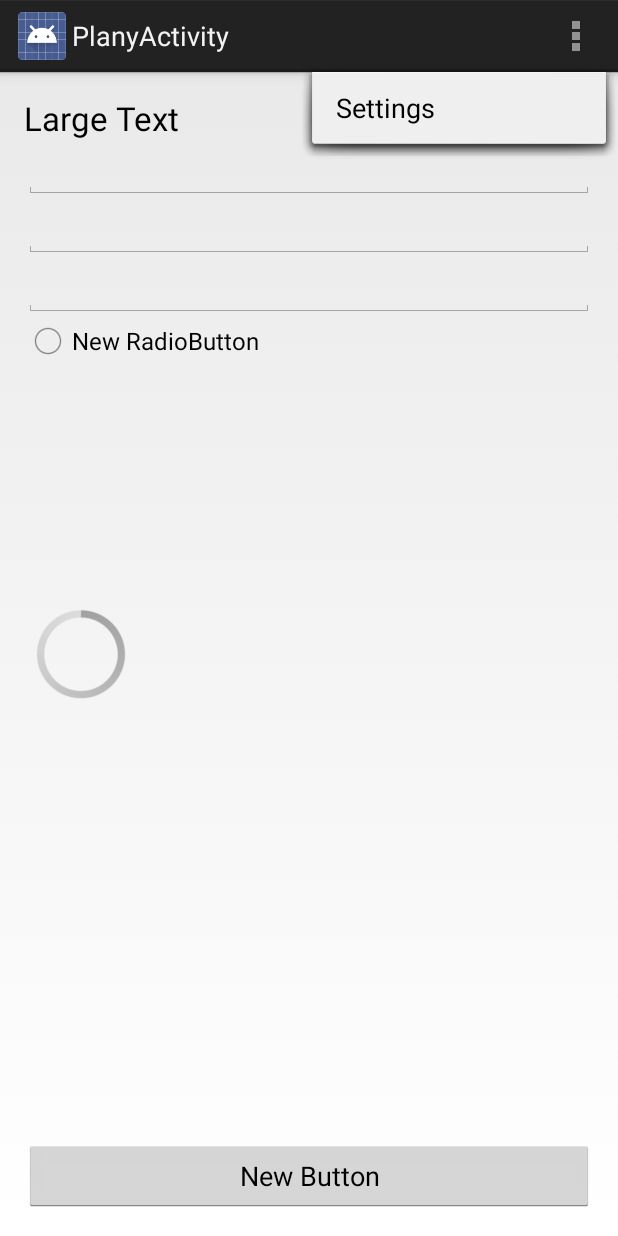
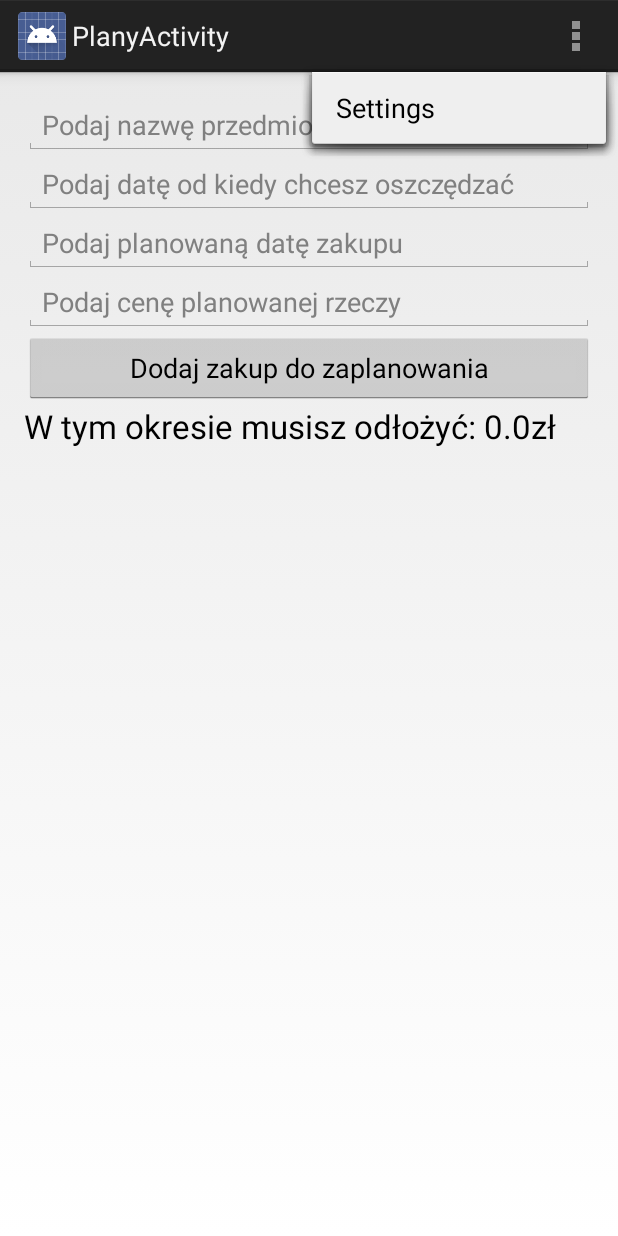
Before and after one commit to gugusz/SZDBudget, an Android app: the PlanyActivity screen opened directly, with no data from a screen before it, with the options menu open, on a phone screen of 412 x 824 dp. Run offline under Robolectric (Android 15) with nearby library versions, the phone set to English and light mode, and no system bars.

Commit message:
Już więcej nie piszę póki nie zaliczymy IO
Dużo działa, nie ma tylko zestawieani z wykresami

```diff
--- a/MBAZ/src/main/java/android/szdb/mbaz/CBazaSystem.java
+++ b/MBAZ/src/main/java/android/szdb/mbaz/CBazaSystem.java
@@ -25,7 +25,7 @@ public class CBazaSystem {
     private String[] KWY_REKORD = {CDatabaseManager.KWY_ID, CDatabaseManager.KWY_NAZWA};
     private String[] SUBKATEGORIA_REKORD = {CDatabaseManager.SUB_ID, CDatabaseManager.SUB_NAZWA};
     private String[] WYDATKI_REKORD = {CDatabaseManager.WYDATKI_ID, CDatabaseManager.WYDATKI_KWOTA, CDatabaseManager.WYDATKI_DATA, CDatabaseManager.KWY_ID_FK_WYDATKI, CDatabaseManager.SUB_ID_FK_WYDATKI};
-    private String[] PLANOWANIE_REKORD = {CDatabaseManager.PLANOWANIE_ID, CDatabaseManager.PLANOWANIE_NAZWA, CDatabaseManager.PLANOWANIE_OD, CDatabaseManager.PLANOWANIE_DATA_ZAK};
+    private String[] PLANOWANIE_REKORD = {CDatabaseManager.PLANOWANIE_ID, CDatabaseManager.PLANOWANIE_NAZWA, CDatabaseManager.PLANOWANIE_OD, CDatabaseManager.PLANOWANIE_DATA_ZAK, CDatabaseManager.PLANOWANIE_CENA};
 
     public CBazaSystem(Context context){
         dbManager = new CDatabaseManager(context);
@@ -305,6 +305,7 @@ public class CBazaSystem {
         pla.setPLA_NazwaPrzedmiotu(k.getString(1));
         pla.setPLA_Od(k.getString(2));
         pla.setPLA_DataZakupu(k.getString(3));
+        pla.setPLA_Cena(k.getFloat(4));
         return pla;
     }
 
--- a/MBAZ/src/main/java/android/szdb/mbaz/CDatabaseManager.java
+++ b/MBAZ/src/main/java/android/szdb/mbaz/CDatabaseManager.java
@@ -47,6 +47,7 @@ public class CDatabaseManager extends SQLiteOpenHelper{
     public static  final  String PLANOWANIE_NAZWA = "PLA_NazwaPrzedmiotu";
     public static  final  String PLANOWANIE_OD = "PLA_Od";
     public static  final  String PLANOWANIE_DATA_ZAK = "PLA_DataZakupu";
+    public static  final  String PLANOWANIE_CENA = "PLA_Cena";
 
     //Tworzenie bazy
     private static final String DB_NAZWA = "SZDM.db";
@@ -58,7 +59,7 @@ public class CDatabaseManager extends SQLiteOpenHelper{
     private static final String CREATE_TABLE_KWY = "CREATE TABLE " + TABLE_KWY + "(" + KWY_ID + " INTEGER PRIMARY KEY AUTOINCREMENT," + KWY_NAZWA + " TEXT" + ")";
     private static final String CREATE_TABLE_SUBKATEGORIA = "CREATE TABLE " + TABLE_SUB + "(" + SUB_ID + " INTEGER PRIMARY KEY AUTOINCREMENT," + SUB_NAZWA + " TEXT" + ")";
     private static final String CREATE_TABLE_WYDATKI = "CREATE TABLE " + TABLE_WYDATKI + "(" + WYDATKI_ID + " INTEGER PRIMARY KEY AUTOINCREMENT," + WYDATKI_KWOTA + " REAL," + WYDATKI_DATA + " TEXT," + KWY_ID_FK_WYDATKI + " INTEGER NOT NULL, " + SUB_ID_FK_WYDATKI + " INTEGER, FOREIGN KEY(" + SUB_ID_FK_WYDATKI + ")" + "REFERENCES " + TABLE_SUB + "(" + SUB_ID + "), FOREIGN KEY(" + KWY_ID_FK_WYDATKI + ")" + "REFERENCES " + TABLE_KWY + "(" + KWY_ID + ")"+ ")";
-    private static final String CREATE_TABLE_PLANOWANIE = "CREATE TABLE " + TABLE_PLANOWANIE + "(" + PLANOWANIE_ID + " INTEGER PRIMARY KEY AUTOINCREMENT," + PLANOWANIE_NAZWA + " TEXT," + PLANOWANIE_OD + " TEXT," + PLANOWANIE_DATA_ZAK + "TEXT" +")";
+    private static final String CREATE_TABLE_PLANOWANIE = "CREATE TABLE " + TABLE_PLANOWANIE + "(" + PLANOWANIE_ID + " INTEGER PRIMARY KEY AUTOINCREMENT," + PLANOWANIE_NAZWA + " TEXT," + PLANOWANIE_OD + " TEXT," + PLANOWANIE_DATA_ZAK + " TEXT," + PLANOWANIE_CENA + " TEXT" + ")";
 
     //USTALENIE WERSJI - nie zmieniamy
     private static final int DB_WERSJA = 2;
--- a/MBAZ/src/main/java/android/szdb/mbaz/PlanyActivity.java
+++ b/MBAZ/src/main/java/android/szdb/mbaz/PlanyActivity.java
@@ -2,12 +2,21 @@ package android.szdb.mbaz;
 
 import android.app.Activity;
 import android.os.Bundle;
+import android.view.ContextMenu;
 import android.view.Menu;
 import android.view.MenuItem;
 import android.view.View;
+import android.widget.AdapterView;
+import android.widget.ArrayAdapter;
 import android.widget.Button;
 import android.widget.EditText;
+import android.widget.ListView;
+import android.widget.TextView;
 import android.widget.Toast;
+
+import java.text.DateFormat;
+import java.util.Date;
+import java.util.List;
 
 
 public class PlanyActivity extends Activity implements View.OnClickListener{
@@ -15,20 +24,34 @@ public class PlanyActivity extends Activity implements View.OnClickListener{
     private EditText nazwa;
     private EditText od;
     private EditText dataZakupu;
+    private EditText cena;
     private Button buttonDodaj;
     private CBazaSystem bazaDanych;
+    private TextView wynik;
+    private ListView listaViewPlany;
+    private List<CPlanowanie> lista;
+    private ArrayAdapter<CPlanowanie> adapter;
     @Override
     protected void onCreate(Bundle savedInstanceState) {
         super.onCreate(savedInstanceState);
         setContentView(R.layout.activity_plany);
-        nazwa = (EditText)findViewById(R.id.editTextPlany1);
-        od = (EditText)findViewById(R.id.editTextPlany2);
-        dataZakupu = (EditText)findViewById(R.id.editTextPlanowanie3);
-        buttonDodaj = (Button)findViewById(R.id.buttonPlany);
+        nazwa = (EditText)findViewById(R.id.editTextPlanowanieCo);
+        od = (EditText)findViewById(R.id.editTextPlanyOd);
+        dataZakupu = (EditText)findViewById(R.id.editTextPlanyDo);
+        cena = (EditText)findViewById(R.id.editTextPlanyCena);
+        buttonDodaj = (Button)findViewById(R.id.buttonPlanyDodaj);
+        listaViewPlany = (ListView) findViewById(R.id.listViewPlany);
+        wynik = (TextView) findViewById(R.id.textViewWynik);
+        wynik.setText("W tym okresie musisz odłożyć: " + this.obliczKwote() + "zł");
 
         bazaDanych = new CBazaSystem(this);
         bazaDanych.open();
         buttonDodaj.setOnClickListener(this);
+        registerForContextMenu(listaViewPlany);
+
+        lista = bazaDanych.zwrocPlany();
+        adapter = new ArrayAdapter<CPlanowanie>(this, android.R.layout.simple_list_item_1, lista);
+        listaViewPlany.setAdapter(adapter);
     }
 
 
@@ -55,10 +78,52 @@ public class PlanyActivity extends Activity implements View.OnClickListener{
     public void onClick(View view) {
 
         switch (view.getId()){
-            case R.id.buttonPlany:
-                //Toast.makeText(this,nazwa.getText().toString()+ od.getText().toString()+ dataZakupu.getText().toString(),Toast.LENGTH_SHORT).show();
-                //CPlanowanie newPlan = bazaDanych.dodajPlan(nazwa.getText().toString(), od.getText().toString(), dataZakupu.getText().toString());
+            case R.id.buttonPlanyDodaj:
+                if (od.getText().toString().matches("")) {
+                    od.setText(DateFormat.getDateInstance().format(new Date()));
+                }
+                ArrayAdapter<CPlanowanie> adapter = (ArrayAdapter<CPlanowanie>) listaViewPlany.getAdapter();
+                CPlanowanie pla = bazaDanych.dodajPlan(nazwa.getText().toString(), od.getText().toString(), dataZakupu.getText().toString());
+                adapter.add(pla);
+                od.setHint("Podaj datę od kiedy chcesz oszczędzać");
+                od.setText("");
+                dataZakupu.setHint("Podaj planowaną datę zakupu");
+                dataZakupu.setText("");
+                nazwa.setHint("Podaj nazwę przedmiotu");
+                nazwa.setText("");
+                cena.setHint("Podaj cenę planowanej rzeczy");
+                cena.setText("");
+                wynik.setText("W tym okresie musisz odłożyć: " + this.obliczKwote() + "zł");
                 break;
         }
     }
+    @Override
+    public void onCreateContextMenu(ContextMenu menu, View v, ContextMenu.ContextMenuInfo menuInfo) {
+        super.onCreateContextMenu(menu, v, menuInfo);
+        menu.setHeaderTitle("Wybierz czynność:");
+        menu.add(0, v.getId(), 0, "Usuń wpis");
+        menu.add(0, v.getId(), 0, "Edytuj wpis");
+    }
+
+    @Override
+    public boolean onContextItemSelected(MenuItem item) {
+        if(item.getTitle()=="Usuń wpis") {
+            AdapterView.AdapterContextMenuInfo info = (AdapterView.AdapterContextMenuInfo) item.getMenuInfo();
+            int index = info.position;
+                bazaDanych.usunPlan(lista.get(index));
+                lista.remove(index);
+                adapter.notifyDataSetChanged();
+        }
+        else if(item.getTitle()=="Edytuj wpis"){
+            AdapterView.AdapterContextMenuInfo info = (AdapterView.AdapterContextMenuInfo) item.getMenuInfo();
+            int index = info.position;
+            Toast.makeText(this,String.valueOf(index),Toast.LENGTH_SHORT).show();
+        }
+        else {return false;}
+        return true;
+    }
+
+    private float obliczKwote() {
+        return 0.0f;
+    }
 }
--- a/MBAZ/src/main/res/layout/activity_plany.xml
+++ b/MBAZ/src/main/res/layout/activity_plany.xml
@@ -8,21 +8,13 @@
     android:paddingBottom="@dimen/activity_vertical_margin"
     tools:context="android.szdb.mbaz.PlanyActivity">
 
-    <TextView
-        android:layout_width="wrap_content"
-        android:layout_height="wrap_content"
-        android:textAppearance="?android:attr/textAppearanceLarge"
-        android:text="Large Text"
-        android:id="@+id/textView"
-        android:layout_alignParentTop="true"
-        android:layout_alignParentStart="true"
-        android:editable="false" />
-
     <EditText
         android:layout_width="wrap_content"
         android:layout_height="wrap_content"
-        android:id="@+id/editTextPlany1"
-        android:layout_below="@+id/textView"
+        android:id="@+id/editTextPlanyOd"
+        android:hint="@string/editTextPlanyOd"
+        android:inputType="date"
+        android:layout_below="@+id/editTextPlanowanieCo"
         android:layout_alignParentStart="true"
         android:layout_alignParentEnd="true" />
 
@@ -31,43 +23,59 @@
         android:layout_height="wrap_content"
         android:inputType="date"
         android:ems="10"
-        android:id="@+id/editTextPlany2"
-        android:layout_below="@+id/editTextPlany1"
+        android:id="@+id/editTextPlanyDo"
+        android:layout_below="@+id/editTextPlanyOd"
         android:layout_alignParentStart="true"
+        android:hint="@string/editTextPlanyDo"
         android:layout_alignParentEnd="true" />
 
     <EditText
         android:layout_width="wrap_content"
         android:layout_height="wrap_content"
-        android:inputType="date"
         android:ems="10"
-        android:id="@+id/editTextPlanowanie3"
-        android:layout_below="@+id/editTextPlany2"
+        android:id="@+id/editTextPlanowanieCo"
+        android:hint="@string/editTextPlanyCo"
+        android:inputType="text"
+        android:layout_alignParentTop="true"
         android:layout_alignParentStart="true"
-        android:layout_alignParentEnd="true" />
+        android:layout_alignEnd="@+id/editTextPlanyOd" />
+
+    <EditText
+        android:layout_width="wrap_content"
+        android:layout_height="wrap_content"
+        android:inputType="numberDecimal"
+        android:ems="10"
+        android:id="@+id/editTextPlanyCena"
+        android:hint="@string/editTextPlanyCena"
+        android:layout_below="@+id/editTextPlanyDo"
+        android:layout_alignParentStart="true"
+        android:layout_alignEnd="@+id/editTextPlanyDo" />
 
     <Button
         android:layout_width="wrap_content"
         android:layout_height="wrap_content"
-        android:text="New Button"
-        android:id="@+id/buttonPlany"
-        android:layout_alignParentBottom="true"
-        android:layout_alignParentStart="true"
-        android:layout_alignParentEnd="true" />
+        android:text="@string/buttonPlanyDodaj"
+        android:id="@+id/buttonPlanyDodaj"
+        android:layout_below="@+id/editTextPlanyCena"
+        android:layout_alignEnd="@+id/editTextPlanyCena"
+        android:layout_alignParentStart="true" />
 
-    <RadioButton
+    <TextView
+        android:layout_width="wrap_content"
+        android:layout_height="60dp"
+        android:textAppearance="?android:attr/textAppearanceLarge"
+        android:text="@string/textViewWynik"
+        android:id="@+id/textViewWynik"
+        android:layout_below="@+id/buttonPlanyDodaj"
+        android:layout_alignEnd="@+id/listViewPlany"
+        android:layout_alignParentStart="true" />
+
+    <ListView
         android:layout_width="wrap_content"
         android:layout_height="wrap_content"
-        android:text="New RadioButton"
-        android:id="@+id/radioButton"
-        android:layout_below="@+id/editTextPlanowanie3"
+        android:id="@+id/listViewPlany"
+        android:layout_below="@+id/textViewWynik"
+        android:layout_alignParentEnd="true"
         android:layout_alignParentStart="true" />
 
-    <ProgressBar
-        style="?android:attr/progressBarStyleLarge"
-        android:layout_width="wrap_content"
-        android:layout_height="wrap_content"
-        android:id="@+id/progressBar"
-        android:layout_centerVertical="true"
-        android:layout_alignParentStart="true" />
 </RelativeLayout>
--- a/MBAZ/src/main/res/layout/activity_wydatki_dodaj.xml
+++ b/MBAZ/src/main/res/layout/activity_wydatki_dodaj.xml
@@ -68,7 +68,7 @@
 
     <Button
         android:layout_width="wrap_content"
-        android:layout_height="wrap_content"
+        android:layout_height="60dp"
         android:text="@string/buttonDWydatkiDodaj"
         android:id="@+id/buttonDWydatkiDodaj"
         android:layout_below="@+id/spinnerDWydatki2"
--- a/MBAZ/src/main/res/layout/activity_zestawienie.xml
+++ b/MBAZ/src/main/res/layout/activity_zestawienie.xml
@@ -8,9 +8,4 @@
     android:paddingBottom="@dimen/activity_vertical_margin"
     tools:context="android.szdb.mbaz.ZestawienieActivity">
 
-    <TextView
-        android:text="@string/hello_world"
-        android:layout_width="wrap_content"
-        android:layout_height="wrap_content" />
-
 </RelativeLayout>
--- a/MBAZ/src/main/res/values/strings.xml
+++ b/MBAZ/src/main/res/values/strings.xml
@@ -46,5 +46,11 @@
     <string name="radioButtonUstawieniaKDO">Kat.Doch</string>
     <string name="radioButtonUstawieniaKWY">Kat.Wyd</string>
     <string name="radioButtonUstawieniaSUB">Subk.</string>
+    <string name="buttonPlanyDodaj">Dodaj zakup do zaplanowania</string>
+    <string name="editTextPlanyOd">Podaj datę od kiedy chcesz oszczędzać</string>
+    <string name="editTextPlanyDo">Podaj planowaną datę zakupu</string>
+    <string name="editTextPlanyCo">Podaj nazwę przedmiotu</string>
+    <string name="textViewWynik">W tym okresie musisz odłożyć:</string>
+    <string name="editTextPlanyCena">Podaj cenę planowanej rzeczy</string>
 
 </resources>
```
Also changed, not shown: MBAZ/src/main/java/android/szdb/mbaz/CPlanowanie.java (+10 -1 lines).
